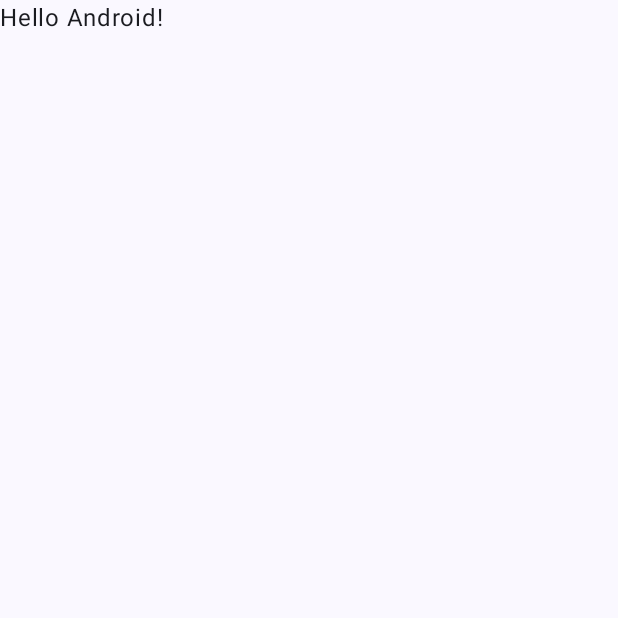
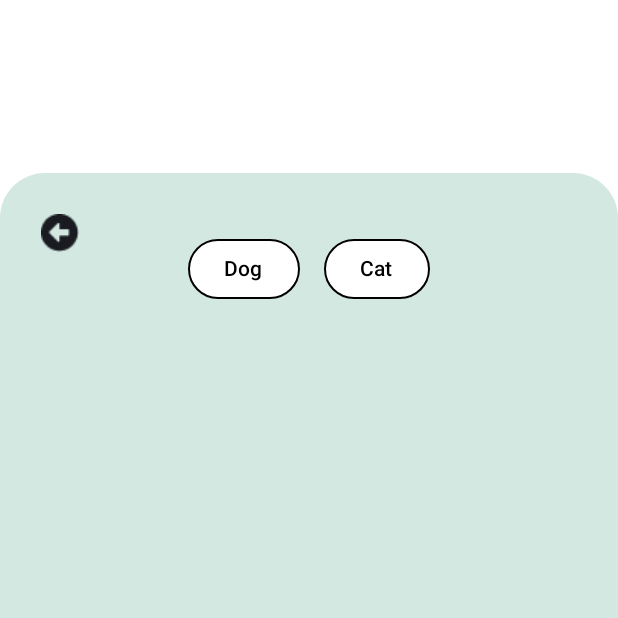
Before and after one commit to HenryStp/PetkuMobile, an Android app built with Jetpack Compose: the screen it shows after launch (MainActivity), on a phone screen of 412 x 824 dp, the top half of it. Before the commit the part shown is almost empty. Run offline under Robolectric (Android 15) with nearby library versions, the phone set to English and light mode, and no system bars.

Commit message:
Dogform+PetScreen

```diff
--- a/app/src/main/java/usu/adpl/petkumobile/MainActivity.kt
+++ b/app/src/main/java/usu/adpl/petkumobile/MainActivity.kt
@@ -3,45 +3,36 @@ package usu.adpl.petkumobile
 import android.os.Bundle
 import androidx.activity.ComponentActivity
 import androidx.activity.compose.setContent
-import androidx.activity.enableEdgeToEdge
 import androidx.compose.foundation.layout.fillMaxSize
-import androidx.compose.foundation.layout.padding
-import androidx.compose.material3.Scaffold
-import androidx.compose.material3.Text
-import androidx.compose.runtime.Composable
+import androidx.navigation.compose.NavHost
+import androidx.navigation.compose.rememberNavController
+import androidx.navigation.compose.composable
+import androidx.compose.material3.MaterialTheme
+import androidx.compose.material3.Surface
 import androidx.compose.ui.Modifier
-import androidx.compose.ui.tooling.preview.Preview
 import usu.adpl.petkumobile.ui.theme.PetkuMobileTheme
 
 class MainActivity : ComponentActivity() {
     override fun onCreate(savedInstanceState: Bundle?) {
         super.onCreate(savedInstanceState)
-        enableEdgeToEdge()
         setContent {
+            // Membuat NavController
+            val navController = rememberNavController()
+
+            // Menggunakan NavHost untuk mengelola navigasi
             PetkuMobileTheme {
-                Scaffold(modifier = Modifier.fillMaxSize()) { innerPadding ->
-                    Greeting(
-                        name = "Android",
-                        modifier = Modifier.padding(innerPadding)
-                    )
+                Surface(modifier = Modifier.fillMaxSize(), color = MaterialTheme.colorScheme.background) {
+                    // Set navigasi di sini
+                    NavHost(navController = navController, startDestination = "petScreen") {
+                        composable("petScreen") {
+                            PetScreen(navController = navController) // Memanggil PetScreen
+                        }
+                        composable("dogForm") {
+                            DogForm(navController = navController) // Memanggil dogForm
+                        }
+                    }
                 }
             }
         }
     }
 }
-
-@Composable
-fun Greeting(name: String, modifier: Modifier = Modifier) {
-    Text(
-        text = "Hello $name!",
-        modifier = modifier
-    )
-}
-
-@Preview(showBackground = true)
-@Composable
-fun GreetingPreview() {
-    PetkuMobileTheme {
-        Greeting("Android")
-    }
-}
--- /dev/null
+++ b/app/src/main/java/usu/adpl/petkumobile/PetScreen.kt
@@ -0,0 +1,103 @@
+package usu.adpl.petkumobile
+
+import androidx.compose.foundation.BorderStroke
+import androidx.compose.foundation.background
+import androidx.compose.foundation.interaction.MutableInteractionSource
+import androidx.compose.foundation.interaction.collectIsHoveredAsState
+import androidx.compose.foundation.layout.*
+import androidx.compose.foundation.shape.RoundedCornerShape
+import androidx.compose.material3.*
+import androidx.compose.runtime.*
+import androidx.compose.ui.Alignment
+import androidx.compose.ui.Modifier
+import androidx.compose.ui.graphics.Color
+import androidx.compose.ui.res.painterResource
+import androidx.compose.ui.tooling.preview.Preview
+import androidx.compose.ui.unit.dp
+import androidx.navigation.NavController
+import androidx.navigation.compose.rememberNavController
+
+@Composable
+fun PetScreen(navController: NavController) {
+    Box(
+        modifier = Modifier
+            .fillMaxSize()
+            .background(Color.White) // Background putih di luar kotak hijau
+    ) {
+        // Kotak hijau pastel
+        Box(
+            modifier = Modifier
+                .fillMaxWidth()
+                .fillMaxHeight()
+                .padding(top = 115.dp)
+                .background(
+                    color = Color(0xFFD2E8E1), // Warna hijau pastel
+                    shape = RoundedCornerShape(topStart = 30.dp, topEnd = 30.dp)
+                )
+        ) {
+            IconButton(
+                onClick = { navController.navigateUp() }, // Navigasi ke halaman sebelumnya
+                modifier = Modifier
+                    .padding(16.dp)
+                    .align(Alignment.TopStart)
+            ) {
+                Icon(
+                    painter = painterResource(id = R.drawable.arrow),
+                    contentDescription = "Back",
+                    modifier = Modifier.size(25.dp)
+                )
+            }
+
+            Column(
+                modifier = Modifier
+                    .fillMaxSize()
+                    .padding(top = 40.dp),
+                horizontalAlignment = Alignment.CenterHorizontally
+            ) {
+                Row(
+                    horizontalArrangement = Arrangement.spacedBy(16.dp)
+                ) {
+                    // InteractionSource untuk menangkap hover
+                    val dogInteractionSource = remember { MutableInteractionSource() }
+                    val catInteractionSource = remember { MutableInteractionSource() }
+                    val isHoveredDog by dogInteractionSource.collectIsHoveredAsState()
+                    val isHoveredCat by catInteractionSource.collectIsHoveredAsState()
+
+                    // Tombol Dog
+                    Button(
+                        onClick = { navController.navigate("dogForm") },
+                        shape = RoundedCornerShape(50.dp),
+                        colors = ButtonDefaults.buttonColors(
+                            containerColor = if (isHoveredDog) Color(0xFFFFC0CB) else Color.White,
+                            contentColor = Color.Black
+                        ),
+                        border = BorderStroke(1.dp, Color.Black),
+                        interactionSource = dogInteractionSource // Tambahkan InteractionSource
+                    ) {
+                        Text(text = "Dog", color = Color.Black)
+                    }
+
+                    // Tombol Cat
+                    Button(
+                        onClick = { navController.navigate("catForm") },
+                        shape = RoundedCornerShape(50.dp),
+                        colors = ButtonDefaults.buttonColors(
+                            containerColor = if (isHoveredCat) Color(0xFFFFC0CB) else Color.White,
+                            contentColor = Color.Black
+                        ),
+                        border = BorderStroke(1.dp, Color.Black),
+                        interactionSource = catInteractionSource // Tambahkan InteractionSource
+                    ) {
+                        Text(text = "Cat", color = Color.Black)
+                    }
+                }
+            }
+        }
+    }
+}
+
+@Preview(showBackground = true)
+@Composable
+fun PetScreenPreview() {
+    PetScreen(navController = rememberNavController())
+}
```
Also changed, not shown: app/build.gradle.kts (+14 -2 lines), app/src/main/java/usu/adpl/petkumobile/DogForm.kt (added, +353 -0 lines), app/src/main/res/drawable/arrow.png (added), app/src/main/res/drawable/avatar1.png (added), app/src/main/res/drawable/avatar10.png (added), app/src/main/res/drawable/avatar11.png (added), app/src/main/res/drawable/avatar12.png (added), app/src/main/res/drawable/avatar2.png (added), app/src/main/res/drawable/avatar3.png (added), app/src/main/res/drawable/avatar4.png (added), app/src/main/res/drawable/avatar5.png (added), app/src/main/res/drawable/avatar6.png (added), app/src/main/res/drawable/avatar7.png (added), app/src/main/res/drawable/avatar8.png (added), 2 more files.
